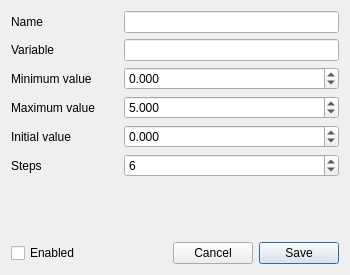
Old version of the form interface/sliderdialog.ui in the repository Kuszki/AVR-Monitor.
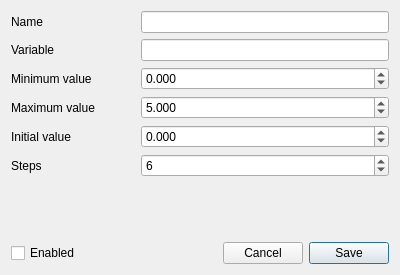
New version of the form.

Commit message: Resize dialog width

```diff
--- a/interface/sliderdialog.ui
+++ b/interface/sliderdialog.ui
@@ -6,7 +6,7 @@
    <rect>
     <x>0</x>
     <y>0</y>
-    <width>350</width>
+    <width>400</width>
     <height>275</height>
    </rect>
   </property>
```
